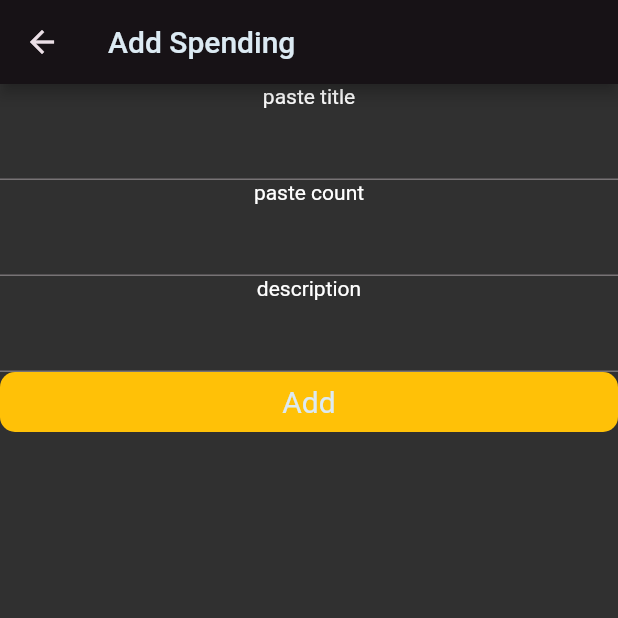
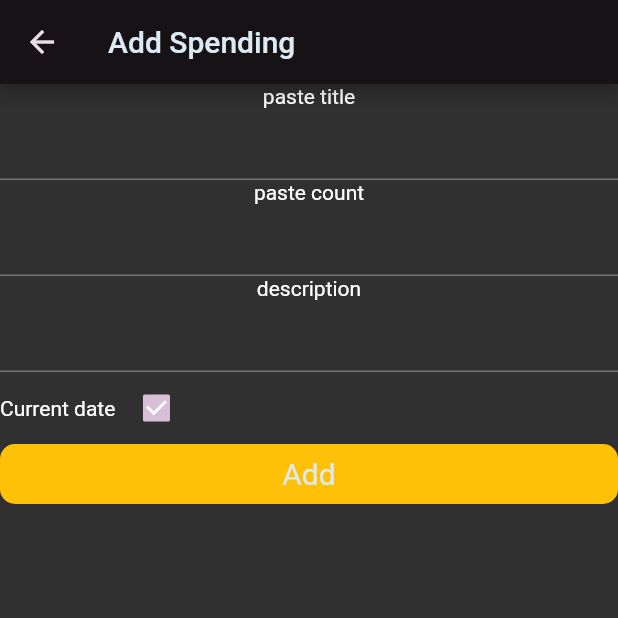
Before and after one commit to MichaelChernyshevsky/timeful-app, a Flutter app: the AddSpedingScreen screen opened by its route, on a phone screen of 412 x 824 dp, the top half of it. Run offline on Flutter 3.47's test engine with Material 2 defaults, Android fonts, the phone set to English and light mode, and no system bars; our stand-ins replace equatable, flutter_bloc, flutter_svg, get_it.

Commit message:
DP-1 date logic

```diff
--- a/lib/interface/screens/common/pages/economy/add_spending.dart
+++ b/lib/interface/screens/common/pages/economy/add_spending.dart
@@ -24,6 +24,7 @@ class _AddSpedingScreenState extends State<AddSpedingScreen> {
 
   HistoryElement? element;
   Color buttonColor = Colors.amber;
+  bool currentDate = true;
 
   @override
   void initState() {
@@ -69,6 +70,10 @@ class _AddSpedingScreenState extends State<AddSpedingScreen> {
     Navigator.of(context).pop(element);
   }
 
+  void changeCheckBox({required bool newValue}) => setState(() {
+        currentDate = newValue;
+      });
+
   void onError() => debugPrint('error adding');
 
   @override
@@ -94,6 +99,7 @@ class _AddSpedingScreenState extends State<AddSpedingScreen> {
               controller: contorllerDescription,
               keyboardType: TextInputType.number,
             ),
+            date(),
             BlocListener<EconomyBloc, EconomyBlocState>(
               listener: (context, state) {
                 if (state is BlocError) {
@@ -113,4 +119,37 @@ class _AddSpedingScreenState extends State<AddSpedingScreen> {
       ),
     );
   }
+
+  Column date() {
+    if (currentDate == true) {
+      return Column(
+        children: [
+          Row(
+            children: [
+              const Text('Current date '),
+              Checkbox(
+                value: currentDate,
+                onChanged: (value) => changeCheckBox(newValue: value!),
+              ),
+            ],
+          ),
+        ],
+      );
+    } else {
+      return Column(
+        children: [
+          Row(
+            children: [
+              const Text('Current date '),
+              Checkbox(
+                value: currentDate,
+                onChanged: (value) => changeCheckBox(newValue: value!),
+              ),
+            ],
+          ),
+          const Text('set date '),
+        ],
+      );
+    }
+  }
 }
```
